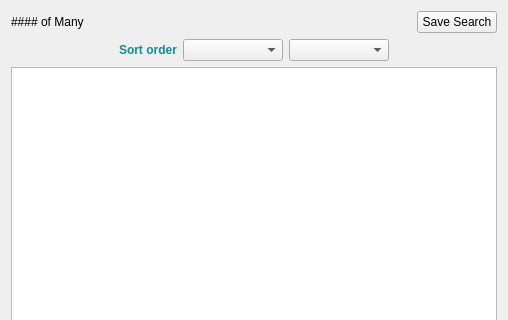
planetlabs/qgis-planet-plugin, file planet_explorer/ui/pe_search_results_base.ui: the form before one commit; both pictures show x 0 to 508 and y 0 to 320 of the 508 by 602 pixel window.
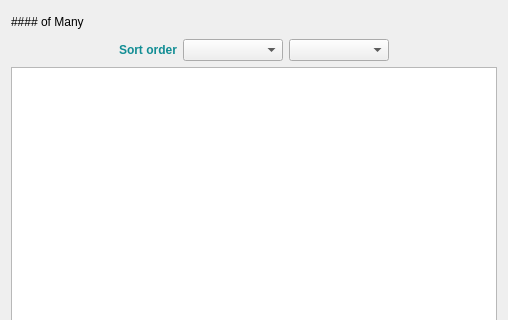
The form after the commit. Icons and pictures are not drawn.

Commit message: some changes in daily images interface

Diff of the .ui file:
```diff
--- a/planet_explorer/ui/pe_search_results_base.ui
+++ b/planet_explorer/ui/pe_search_results_base.ui
@@ -47,6 +47,19 @@
           </property>
          </widget>
         </item>
+        <item>
+         <spacer name="horizontalSpacer_2">
+          <property name="orientation">
+           <enum>Qt::Horizontal</enum>
+          </property>
+          <property name="sizeHint" stdset="0">
+           <size>
+            <width>40</width>
+            <height>20</height>
+           </size>
+          </property>
+         </spacer>
+        </item>
         <item>
          <widget class="QPushButton" name="btnZoomToAOI">
           <property name="maximumSize">
@@ -105,7 +118,33 @@
            </sizepolicy>
           </property>
           <property name="text">
-           <string>Save Search</string>
+           <string/>
+          </property>
+          <property name="flat">
+           <bool>true</bool>
+          </property>
+         </widget>
+        </item>
+        <item>
+         <spacer name="horizontalSpacer">
+          <property name="orientation">
+           <enum>Qt::Horizontal</enum>
+          </property>
+          <property name="sizeHint" stdset="0">
+           <size>
+            <width>40</width>
+            <height>20</height>
+           </size>
+          </property>
+         </spacer>
+        </item>
+        <item>
+         <widget class="QPushButton" name="btnAddPreview">
+          <property name="text">
+           <string/>
+          </property>
+          <property name="flat">
+           <bool>true</bool>
           </property>
          </widget>
         </item>
```
The commit also changes 1 other file.
